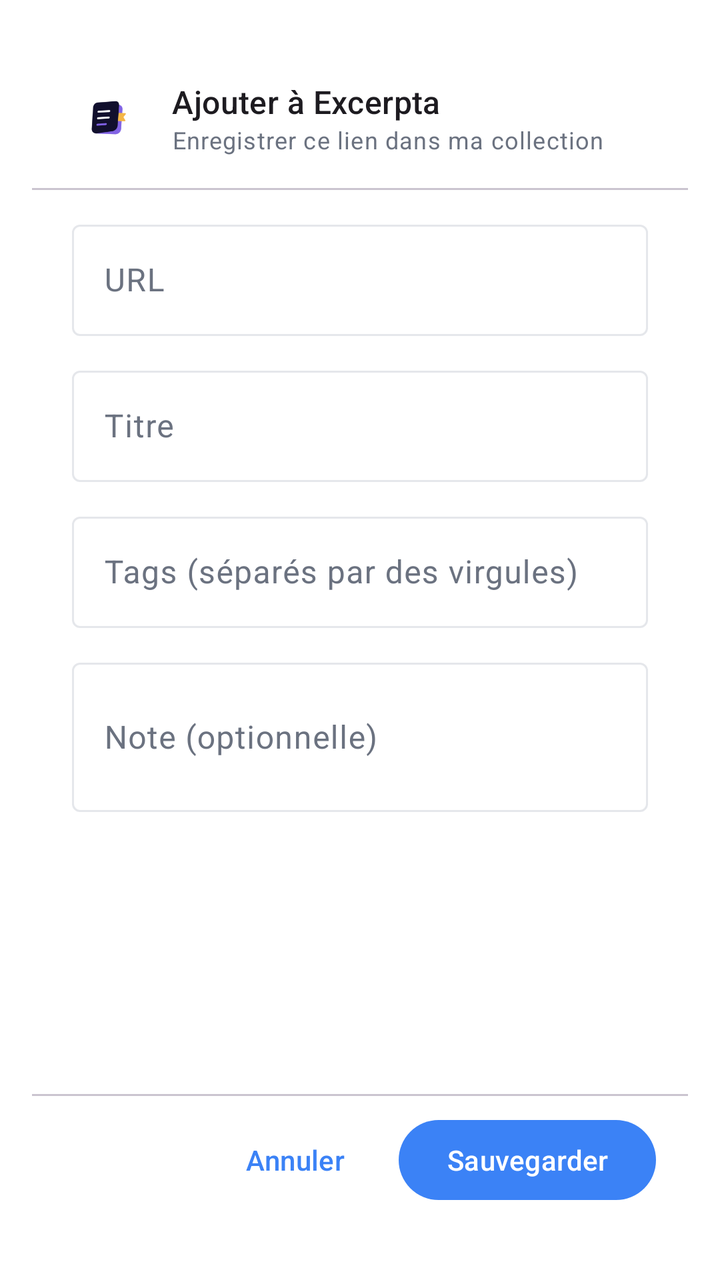
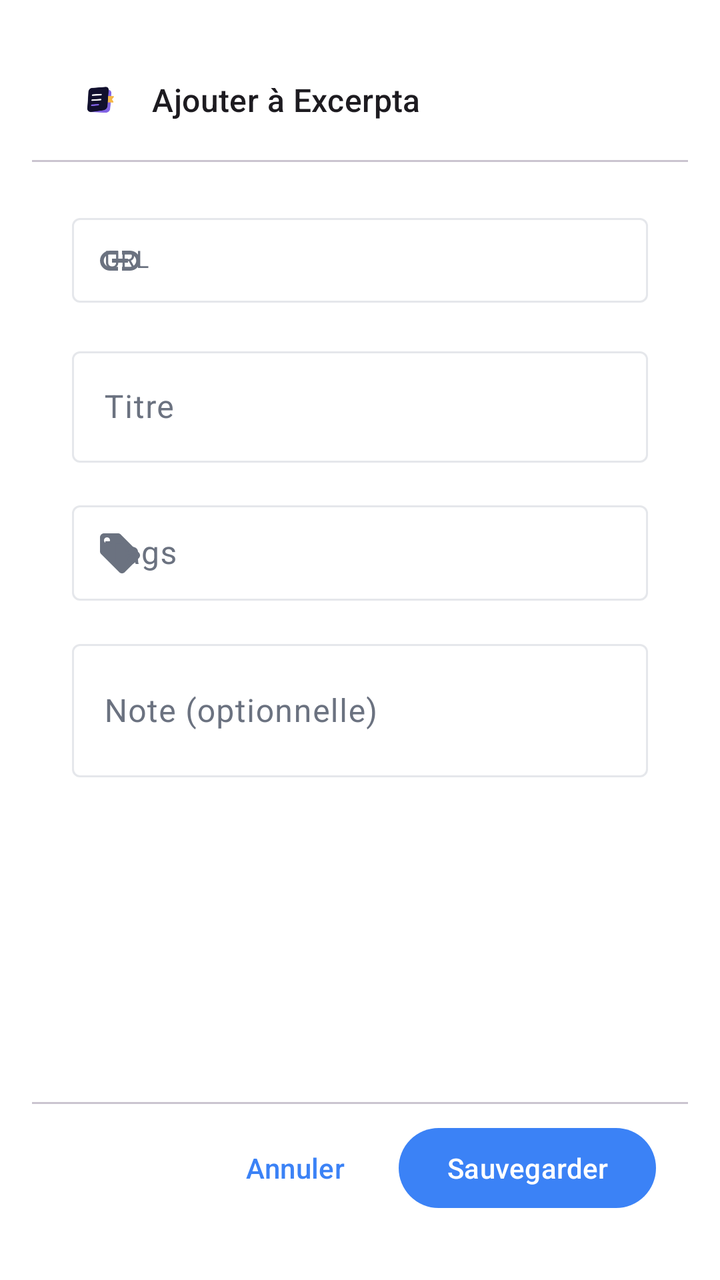

Screens rendered from an Android XML layout before and after an edit, with the pre-edit source and the edit as a unified diff.
<!-- AndroidManifest.xml: activity theme Theme.Excerpta.Dialog -->
<!-- res/layout/activity_share.xml -->
<?xml version="1.0" encoding="utf-8"?>
<LinearLayout xmlns:android="http://schemas.android.com/apk/res/android"
    xmlns:app="http://schemas.android.com/apk/res-auto"
    android:layout_width="match_parent"
    android:layout_height="match_parent"
    android:orientation="vertical">

    
    <LinearLayout
        android:layout_width="match_parent"
        android:layout_height="wrap_content"
        android:orientation="horizontal"
        android:gravity="center_vertical"
        android:paddingStart="20dp"
        android:paddingEnd="16dp"
        android:paddingTop="24dp"
        android:paddingBottom="16dp">

        <ImageView
            android:layout_width="36dp"
            android:layout_height="36dp"
            android:src="@drawable/ic_logo"
            android:contentDescription="@null"
            android:layout_marginEnd="14dp" />

        <LinearLayout
            android:layout_width="0dp"
            android:layout_height="wrap_content"
            android:layout_weight="1"
            android:orientation="vertical">

            <TextView
                android:layout_width="wrap_content"
                android:layout_height="wrap_content"
                android:text="@string/share_title"
                android:textAppearance="?attr/textAppearanceTitleMedium" />

            <TextView
                android:layout_width="wrap_content"
                android:layout_height="wrap_content"
                android:text="@string/share_subtitle"
                android:textAppearance="?attr/textAppearanceBodySmall"
                android:textColor="?attr/colorOnSurfaceVariant" />

        </LinearLayout>

        <ProgressBar
            android:id="@+id/progress"
            android:layout_width="24dp"
            android:layout_height="24dp"
            android:visibility="gone" />

    </LinearLayout>

    <com.google.android.material.divider.MaterialDivider
        android:layout_width="match_parent"
        android:layout_height="wrap_content" />

    
    <androidx.core.widget.NestedScrollView
        android:layout_width="match_parent"
        android:layout_height="0dp"
        android:layout_weight="1"
        android:fillViewport="false">

        <LinearLayout
            android:layout_width="match_parent"
            android:layout_height="wrap_content"
            android:orientation="vertical">

            
            <LinearLayout
                android:id="@+id/suggestionsSection"
                android:layout_width="match_parent"
                android:layout_height="wrap_content"
                android:orientation="vertical"
                android:paddingStart="20dp"
                android:paddingEnd="20dp"
                android:paddingTop="12dp"
                android:paddingBottom="4dp"
                android:visibility="gone">

                <TextView
                    android:layout_width="wrap_content"
                    android:layout_height="wrap_content"
                    android:text="@string/tag_suggestions"
                    android:textAppearance="?attr/textAppearanceLabelSmall"
                    android:textColor="?attr/colorOnSurfaceVariant"
                    android:layout_marginBottom="6dp" />

                <com.google.android.material.chip.ChipGroup
                    android:id="@+id/chipGroupSuggestions"
                    android:layout_width="match_parent"
                    android:layout_height="wrap_content"
                    app:singleSelection="false" />

            </LinearLayout>

            
            <LinearLayout
                android:layout_width="match_parent"
                android:layout_height="wrap_content"
                android:orientation="vertical"
                android:paddingStart="20dp"
                android:paddingEnd="20dp"
                android:paddingTop="12dp"
                android:paddingBottom="8dp">

                <com.google.android.material.textfield.TextInputLayout
                    android:layout_width="match_parent"
                    android:layout_height="wrap_content"
                    android:hint="@string/hint_url"
                    style="@style/Widget.Material3.TextInputLayout.OutlinedBox"
                    android:layout_marginBottom="12dp">

                    <com.google.android.material.textfield.TextInputEditText
                        android:id="@+id/etUrl"
                        android:layout_width="match_parent"
                        android:layout_height="wrap_content"
                        android:inputType="textUri"
                        android:imeOptions="actionNext"
                        android:maxLines="1" />

                </com.google.android.material.textfield.TextInputLayout>

                <com.google.android.material.textfield.TextInputLayout
                    android:layout_width="match_parent"
                    android:layout_height="wrap_content"
                    android:hint="@string/hint_title"
                    style="@style/Widget.Material3.TextInputLayout.OutlinedBox"
                    android:layout_marginBottom="12dp">

                    <com.google.android.material.textfield.TextInputEditText
                        android:id="@+id/etTitle"
                        android:layout_width="match_parent"
                        android:layout_height="wrap_content"
                        android:inputType="textCapSentences"
                        android:imeOptions="actionNext"
                        android:maxLines="1" />

                </com.google.android.material.textfield.TextInputLayout>

                <com.google.android.material.textfield.TextInputLayout
                    android:layout_width="match_parent"
                    android:layout_height="wrap_content"
                    android:hint="@string/hint_tags"
                    style="@style/Widget.Material3.TextInputLayout.OutlinedBox"
                    android:layout_marginBottom="12dp">

                    <com.google.android.material.textfield.TextInputEditText
                        android:id="@+id/etTags"
                        android:layout_width="match_parent"
                        android:layout_height="wrap_content"
                        android:inputType="text"
                        android:imeOptions="actionNext"
                        android:maxLines="1" />

                </com.google.android.material.textfield.TextInputLayout>

                <com.google.android.material.textfield.TextInputLayout
                    android:layout_width="match_parent"
                    android:layout_height="wrap_content"
                    android:hint="@string/hint_note"
                    style="@style/Widget.Material3.TextInputLayout.OutlinedBox">

                    <com.google.android.material.textfield.TextInputEditText
                        android:id="@+id/etNote"
                        android:layout_width="match_parent"
                        android:layout_height="wrap_content"
                        android:inputType="textMultiLine"
                        android:minLines="2"
                        android:imeOptions="actionDone" />

                </com.google.android.material.textfield.TextInputLayout>

            </LinearLayout>

        </LinearLayout>

    </androidx.core.widget.NestedScrollView>

    <com.google.android.material.divider.MaterialDivider
        android:layout_width="match_parent"
        android:layout_height="wrap_content" />

    
    <LinearLayout
        android:layout_width="match_parent"
        android:layout_height="wrap_content"
        android:orientation="horizontal"
        android:gravity="end"
        android:paddingStart="16dp"
        android:paddingEnd="16dp"
        android:paddingTop="8dp"
        android:paddingBottom="20dp">

        <com.google.android.material.button.MaterialButton
            android:id="@+id/btnCancel"
            style="@style/Widget.Material3.Button.TextButton"
            android:layout_width="wrap_content"
            android:layout_height="wrap_content"
            android:text="@string/btn_cancel"
            android:layout_marginEnd="8dp" />

        <com.google.android.material.button.MaterialButton
            android:id="@+id/btnSave"
            android:layout_width="wrap_content"
            android:layout_height="wrap_content"
            android:text="@string/btn_save_link" />

    </LinearLayout>

</LinearLayout>
<!-- resources referenced by this layout -->
<resources>
  <!-- drawable ic_logo: png bitmap (drawable, 11209 bytes) -->
  <string name="btn_cancel">Annuler</string>
  <string name="btn_save_link">Sauvegarder</string>
  <string name="hint_note">Note (optionnelle)</string>
  <string name="hint_tags">Tags (séparés par des virgules)</string>
  <string name="hint_title">Titre</string>
  <string name="hint_url">URL</string>
  <string name="share_subtitle">Enregistrer ce lien dans ma collection</string>
  <string name="share_title">Ajouter à Excerpta</string>
  <string name="tag_suggestions">Tags suggérés</string>
  <style name="Theme.Excerpta.Dialog" parent="Theme.Material3.Light.Dialog">
          <item name="colorPrimary">@color/t_light_primary</item>
          <item name="colorOnPrimary">@color/t_light_on_primary</item>
          <item name="colorPrimaryContainer">@color/t_light_primary_container</item>
          <item name="colorOnPrimaryContainer">@color/t_light_on_primary_container</item>
          <item name="colorSurface">@color/t_light_surface</item>
          <item name="colorOnSurface">@color/t_light_on_surface</item>
          <item name="colorOnSurfaceVariant">@color/t_light_on_surface_variant</item>
          <item name="android:colorBackground">@color/t_light_background</item>
          <item name="colorOutline">@color/t_light_outline</item>
          <item name="android:windowMinWidthMajor">92%</item>
          <item name="android:windowMinWidthMinor">92%</item>
      </style>
  <color name="t_light_primary">#3B82F6</color>
  <color name="t_light_on_primary">#FFFFFF</color>
  <color name="t_light_primary_container">#DBEAFE</color>
  <color name="t_light_on_primary_container">#1E40AF</color>
  <color name="t_light_surface">#F9FAFB</color>
  <color name="t_light_on_surface">#111827</color>
  <color name="t_light_on_surface_variant">#6B7280</color>
  <color name="t_light_background">#FFFFFF</color>
  <color name="t_light_outline">#E5E7EB</color>
</resources>

<!-- the commit's change to res/layout/activity_share.xml (unified diff, before → after) -->
@@ -13,41 +13,27 @@
         android:gravity="center_vertical"
         android:paddingStart="20dp"
         android:paddingEnd="16dp"
-        android:paddingTop="24dp"
+        android:paddingTop="20dp"
         android:paddingBottom="16dp">
 
         <ImageView
-            android:layout_width="36dp"
-            android:layout_height="36dp"
+            android:layout_width="28dp"
+            android:layout_height="28dp"
             android:src="@drawable/ic_logo"
             android:contentDescription="@null"
-            android:layout_marginEnd="14dp" />
+            android:layout_marginEnd="12dp" />
 
-        <LinearLayout
+        <TextView
             android:layout_width="0dp"
             android:layout_height="wrap_content"
             android:layout_weight="1"
-            android:orientation="vertical">
-
-            <TextView
-                android:layout_width="wrap_content"
-                android:layout_height="wrap_content"
-                android:text="@string/share_title"
-                android:textAppearance="?attr/textAppearanceTitleMedium" />
-
-            <TextView
-                android:layout_width="wrap_content"
-                android:layout_height="wrap_content"
-                android:text="@string/share_subtitle"
-                android:textAppearance="?attr/textAppearanceBodySmall"
-                android:textColor="?attr/colorOnSurfaceVariant" />
-
-        </LinearLayout>
+            android:text="@string/share_title"
+            android:textAppearance="?attr/textAppearanceTitleMedium" />
 
         <ProgressBar
             android:id="@+id/progress"
-            android:layout_width="24dp"
-            android:layout_height="24dp"
+            android:layout_width="20dp"
+            android:layout_height="20dp"
             android:visibility="gone" />
 
     </LinearLayout>
@@ -66,114 +52,85 @@
         <LinearLayout
             android:layout_width="match_parent"
             android:layout_height="wrap_content"
-            android:orientation="vertical">
+            android:orientation="vertical"
+            android:paddingStart="20dp"
+            android:paddingEnd="20dp"
+            android:paddingTop="20dp"
+            android:paddingBottom="8dp">
 
             
-            <LinearLayout
-                android:id="@+id/suggestionsSection"
+            <com.google.android.material.textfield.TextInputLayout
                 android:layout_width="match_parent"
                 android:layout_height="wrap_content"
-                android:orientation="vertical"
-                android:paddingStart="20dp"
-                android:paddingEnd="20dp"
-                android:paddingTop="12dp"
-                android:paddingBottom="4dp"
-                android:visibility="gone">
+                android:hint="@string/hint_url"
+                style="@style/Widget.Material3.TextInputLayout.OutlinedBox.Dense"
+                app:startIconDrawable="@drawable/ic_link"
+                android:layout_marginBottom="16dp">
 
-                <TextView
-                    android:layout_width="wrap_content"
-                    android:layout_height="wrap_content"
-                    android:text="@string/tag_suggestions"
-                    android:textAppearance="?attr/textAppearanceLabelSmall"
-                    android:textColor="?attr/colorOnSurfaceVariant"
-                    android:layout_marginBottom="6dp" />
-
-                <com.google.android.material.chip.ChipGroup
-                    android:id="@+id/chipGroupSuggestions"
+                <com.google.android.material.textfield.TextInputEditText
+                    android:id="@+id/etUrl"
                     android:layout_width="match_parent"
                     android:layout_height="wrap_content"
-                    app:singleSelection="false" />
+                    android:inputType="textUri"
+                    android:imeOptions="actionNext"
+                    android:maxLines="1"
+                    android:textAppearance="?attr/textAppearanceBodySmall" />
 
-            </LinearLayout>
+            </com.google.android.material.textfield.TextInputLayout>
 
             
-            <LinearLayout
+            <com.google.android.material.textfield.TextInputLayout
                 android:layout_width="match_parent"
                 android:layout_height="wrap_content"
-                android:orientation="vertical"
-                android:paddingStart="20dp"
-                android:paddingEnd="20dp"
-                android:paddingTop="12dp"
-                android:paddingBottom="8dp">
+                android:hint="@string/hint_title"
+                style="@style/Widget.Material3.TextInputLayout.OutlinedBox"
+                android:layout_marginBottom="16dp">
 
-                <com.google.android.material.textfield.TextInputLayout
+                <com.google.android.material.textfield.TextInputEditText
+                    android:id="@+id/etTitle"
                     android:layout_width="match_parent"
                     android:layout_height="wrap_content"
-                    android:hint="@string/hint_url"
-                    style="@style/Widget.Material3.TextInputLayout.OutlinedBox"
-                    android:layout_marginBottom="12dp">
+                    android:inputType="textCapSentences"
+                    android:imeOptions="actionNext"
+                    android:maxLines="2" />
 
-                    <com.google.android.material.textfield.TextInputEditText
-                        android:id="@+id/etUrl"
-                        android:layout_width="match_parent"
-                        android:layout_height="wrap_content"
-                        android:inputType="textUri"
-                        android:imeOptions="actionNext"
-                        android:maxLines="1" />
+            </com.google.android.material.textfield.TextInputLayout>
 
-                </com.google.android.material.textfield.TextInputLayout>
+            
+            <com.google.android.material.textfield.TextInputLayout
+                android:layout_width="match_parent"
+                android:layout_height="wrap_content"
+                android:hint="@string/hint_tags_short"
+                style="@style/Widget.Material3.TextInputLayout.OutlinedBox.Dense"
+                app:startIconDrawable="@drawable/ic_tag"
+                android:layout_marginBottom="16dp">
 
-                <com.google.android.material.textfield.TextInputLayout
+                <com.google.android.material.textfield.TextInputEditText
+                    android:id="@+id/etTags"
                     android:layout_width="match_parent"
                     android:layout_height="wrap_content"
-                    android:hint="@string/hint_title"
-                    style="@style/Widget.Material3.TextInputLayout.OutlinedBox"
-                    android:layout_marginBottom="12dp">
+                    android:inputType="text"
+                    android:imeOptions="actionNext"
+                    android:maxLines="1" />
 
-                    <com.google.android.material.textfield.TextInputEditText
-                        android:id="@+id/etTitle"
-                        android:layout_width="match_parent"
-                        android:layout_height="wrap_content"
-                        android:inputType="textCapSentences"
-                        android:imeOptions="actionNext"
-                        android:maxLines="1" />
+            </com.google.android.material.textfield.TextInputLayout>
 
-                </com.google.android.material.textfield.TextInputLayout>
+            
+            <com.google.android.material.textfield.TextInputLayout
+                android:layout_width="match_parent"
+                android:layout_height="wrap_content"
+                android:hint="@string/hint_note"
+                style="@style/Widget.Material3.TextInputLayout.OutlinedBox.Dense">
 
-                <com.google.android.material.textfield.TextInputLayout
+                <com.google.android.material.textfield.TextInputEditText
+                    android:id="@+id/etNote"
                     android:layout_width="match_parent"
                     android:layout_height="wrap_content"
-                    android:hint="@string/hint_tags"
-                    style="@style/Widget.Material3.TextInputLayout.OutlinedBox"
-                    android:layout_marginBottom="12dp">
+                    android:inputType="textMultiLine"
+                    android:minLines="2"
+                    android:imeOptions="actionDone" />
 
-                    <com.google.android.material.textfield.TextInputEditText
-                        android:id="@+id/etTags"
-                        android:layout_width="match_parent"
-                        android:layout_height="wrap_content"
-                        android:inputType="text"
-                        android:imeOptions="actionNext"
-                        android:maxLines="1" />
-
-                </com.google.android.material.textfield.TextInputLayout>
-
-                <com.google.android.material.textfield.TextInputLayout
-                    android:layout_width="match_parent"
-                    android:layout_height="wrap_content"
-                    android:hint="@string/hint_note"
-                    style="@style/Widget.Material3.TextInputLayout.OutlinedBox">
-
-                    <com.google.android.material.textfield.TextInputEditText
-                        android:id="@+id/etNote"
-                        android:layout_width="match_parent"
-                        android:layout_height="wrap_content"
-                        android:inputType="textMultiLine"
-                        android:minLines="2"
-                        android:imeOptions="actionDone" />
-
-                </com.google.android.material.textfield.TextInputLayout>
-
-            </LinearLayout>
+            </com.google.android.material.textfield.TextInputLayout>
 
         </LinearLayout>
 
@@ -192,7 +149,7 @@
         android:paddingStart="16dp"
         android:paddingEnd="16dp"
         android:paddingTop="8dp"
-        android:paddingBottom="20dp">
+        android:paddingBottom="16dp">
 
         <com.google.android.material.button.MaterialButton
             android:id="@+id/btnCancel"
<!-- resource entries referenced after the edit -->
@@ -1,15 +1,35 @@
 <!-- resources referenced by this layout -->
 <resources>
+  <!-- drawable ic_link (drawable) -->
+  <?xml version="1.0" encoding="utf-8"?>
+  <vector xmlns:android="http://schemas.android.com/apk/res/android"
+      android:width="24dp"
+      android:height="24dp"
+      android:viewportWidth="24"
+      android:viewportHeight="24">
+      <path
+          android:fillColor="?attr/colorOnSurfaceVariant"
+          android:pathData="M3.9,12C3.9,10.29 5.29,8.9 7,8.9H11V7H7C4.24,7 2,9.24 2,12C2,14.76 4.24,17 7,17H11V15.1H7C5.29,15.1 3.9,13.71 3.9,12M8,13H16V11H8V13M17,7H13V8.9H17C18.71,8.9 20.1,10.29 20.1,12C20.1,13.71 18.71,15.1 17,15.1H13V17H17C19.76,17 22,14.76 22,12C22,9.24 19.76,7 17,7Z"/>
+  </vector>
   <!-- drawable ic_logo: png bitmap (drawable, 11209 bytes) -->
+  <!-- drawable ic_tag (drawable) -->
+  <?xml version="1.0" encoding="utf-8"?>
+  <vector xmlns:android="http://schemas.android.com/apk/res/android"
+      android:width="24dp"
+      android:height="24dp"
+      android:viewportWidth="24"
+      android:viewportHeight="24">
+      <path
+          android:fillColor="?attr/colorOnSurfaceVariant"
+          android:pathData="M21.41,11.58L12.41,2.58C12.05,2.22 11.55,2 11,2H4C2.9,2 2,2.9 2,4V11C2,11.55 2.22,12.05 2.59,12.42L11.59,21.42C11.95,21.78 12.45,22 13,22C13.55,22 14.05,21.78 14.41,21.41L21.41,14.41C21.78,14.05 22,13.55 22,13C22,12.45 21.77,11.94 21.41,11.58M5.5,7C4.67,7 4,6.33 4,5.5C4,4.67 4.67,4 5.5,4C6.33,4 7,4.67 7,5.5C7,6.33 6.33,7 5.5,7Z"/>
+  </vector>
   <string name="btn_cancel">Annuler</string>
   <string name="btn_save_link">Sauvegarder</string>
   <string name="hint_note">Note (optionnelle)</string>
-  <string name="hint_tags">Tags (séparés par des virgules)</string>
+  <string name="hint_tags_short">Tags</string>
   <string name="hint_title">Titre</string>
   <string name="hint_url">URL</string>
-  <string name="share_subtitle">Enregistrer ce lien dans ma collection</string>
   <string name="share_title">Ajouter à Excerpta</string>
-  <string name="tag_suggestions">Tags suggérés</string>
   <style name="Theme.Excerpta.Dialog" parent="Theme.Material3.Light.Dialog">
           <item name="colorPrimary">@color/t_light_primary</item>
           <item name="colorOnPrimary">@color/t_light_on_primary</item>
